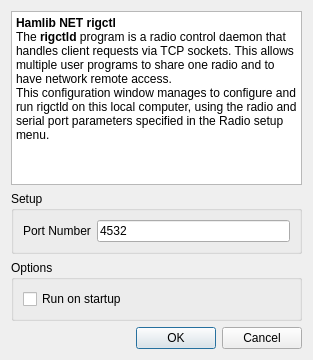
Qt form dialognetrigctl.ui (PianetaRadio/CatRadio) before a commit.
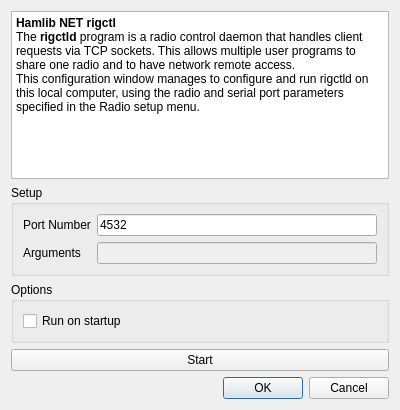
The same form after that commit.

```diff
--- a/dialognetrigctl.ui
+++ b/dialognetrigctl.ui
@@ -6,8 +6,8 @@
    <rect>
     <x>0</x>
     <y>0</y>
-    <width>313</width>
-    <height>360</height>
+    <width>400</width>
+    <height>410</height>
    </rect>
   </property>
   <property name="windowTitle">
@@ -44,10 +44,33 @@
        </widget>
       </item>
       <item row="0" column="1">
-       <widget class="QLineEdit" name="lineEdit">
+       <widget class="QLineEdit" name="lineEdit_portNumber">
+        <property name="toolTip">
+         <string>default 4532</string>
+        </property>
+        <property name="inputMask">
+         <string>99999</string>
+        </property>
         <property name="text">
          <string>4532</string>
         </property>
+        <property name="placeholderText">
+         <string/>
+        </property>
+       </widget>
+      </item>
+      <item row="1" column="0">
+       <widget class="QLabel" name="label_arguments">
+        <property name="text">
+         <string>Arguments</string>
+        </property>
+       </widget>
+      </item>
+      <item row="1" column="1">
+       <widget class="QLineEdit" name="lineEdit_arguments">
+        <property name="enabled">
+         <bool>false</bool>
+        </property>
        </widget>
       </item>
      </layout>
@@ -69,6 +92,16 @@
      </layout>
     </widget>
    </item>
+   <item>
+    <widget class="QPushButton" name="pushButton_start">
+     <property name="text">
+      <string>Start</string>
+     </property>
+     <property name="checkable">
+      <bool>true</bool>
+     </property>
+    </widget>
+   </item>
    <item>
     <widget class="QDialogButtonBox" name="buttonBox">
      <property name="orientation">
```
Left out of the diff: 17 changed lines with no effect on the pictures.
